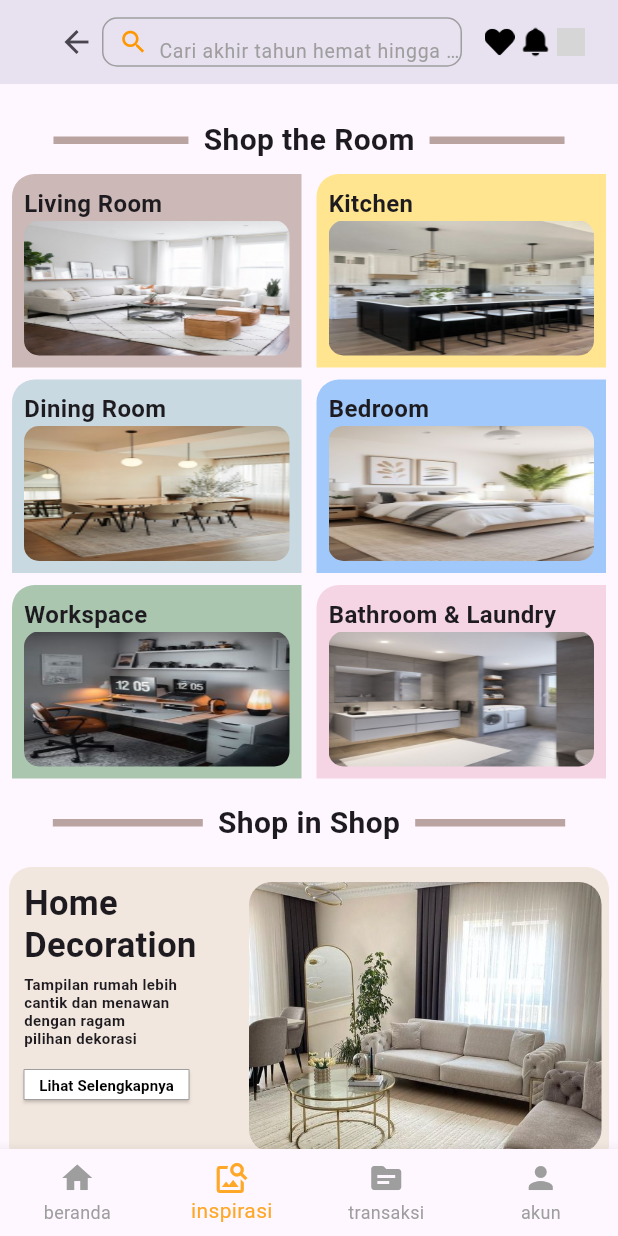
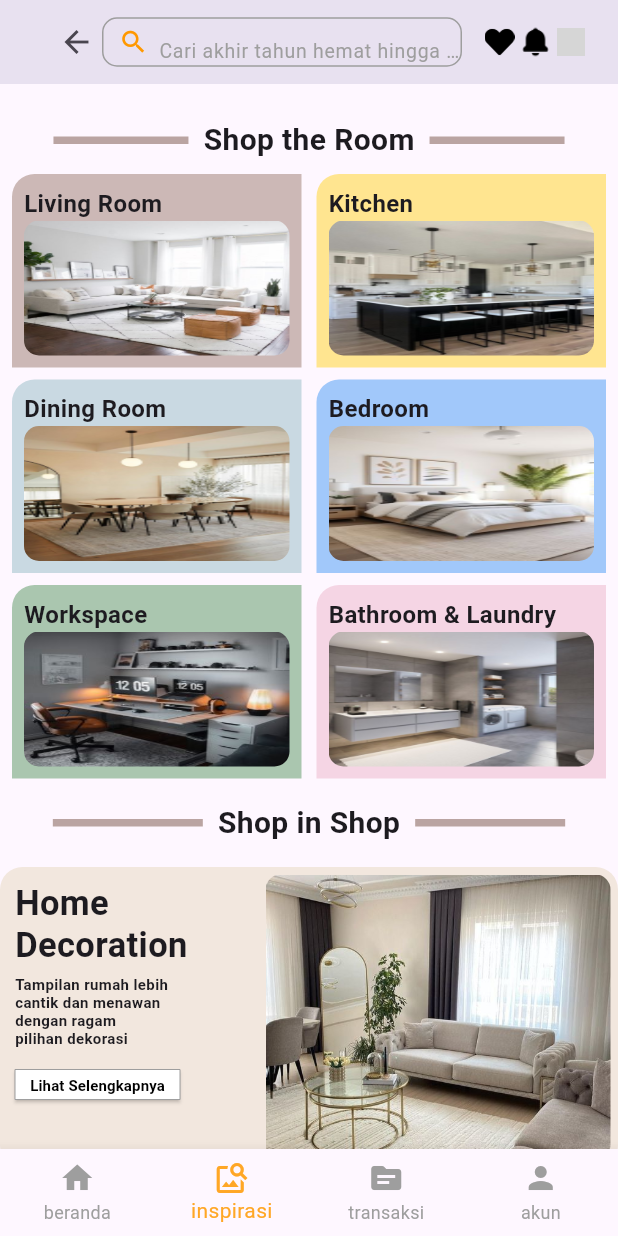
Before and after one commit to ikhwanularif25/ruparupa, a Flutter app: the screen it shows after launch, item 2 of the bottom bar chosen, scrolled down 576 dp, on a phone screen of 412 x 824 dp. Run offline on Flutter 3.47's test engine with Material 3 defaults, Android fonts, the light colour scheme and no system bars; our stand-ins replace carousel_slider; grey boxes are pictures that could not be loaded.

Commit message:
Shopinshop

```diff
--- a/lib/componen/shopinshop.dart
+++ b/lib/componen/shopinshop.dart
@@ -19,17 +19,17 @@ class shopinshop extends StatelessWidget {
     return Container(
       padding: EdgeInsets.all(5),
       height: 200,
-      width: 400,
+      width: MediaQuery.of(context).size.width,
       decoration: BoxDecoration(
         color: color,
         borderRadius: BorderRadius.circular(15),
       ),
       child: Row(
         children: [
-          Container(
+          Expanded(
+            child: Container(
               padding: EdgeInsets.only(left: 5),
               height: 180,
-            width: 145,
               child: Column(
                 mainAxisAlignment: MainAxisAlignment.start,
                 crossAxisAlignment: CrossAxisAlignment.start,
@@ -79,14 +79,15 @@ class shopinshop extends StatelessWidget {
                 ],
               ),
             ),
-          Spacer(),
+          ),
           ClipRRect(
-            borderRadius: BorderRadius.circular(15),
+            borderRadius: BorderRadius.circular(10),
             child: Image.asset(
               gambar.toString(),
               fit: BoxFit.cover,
-              height: 180,
-              width: 235,
+              height: double
+                  .infinity, // Set the height to match the container height
+              width: 230, // Set the width to maintain the aspect ratio
             ),
           )
         ],
```
Lines whose indentation alone changed are shown as unchanged.
